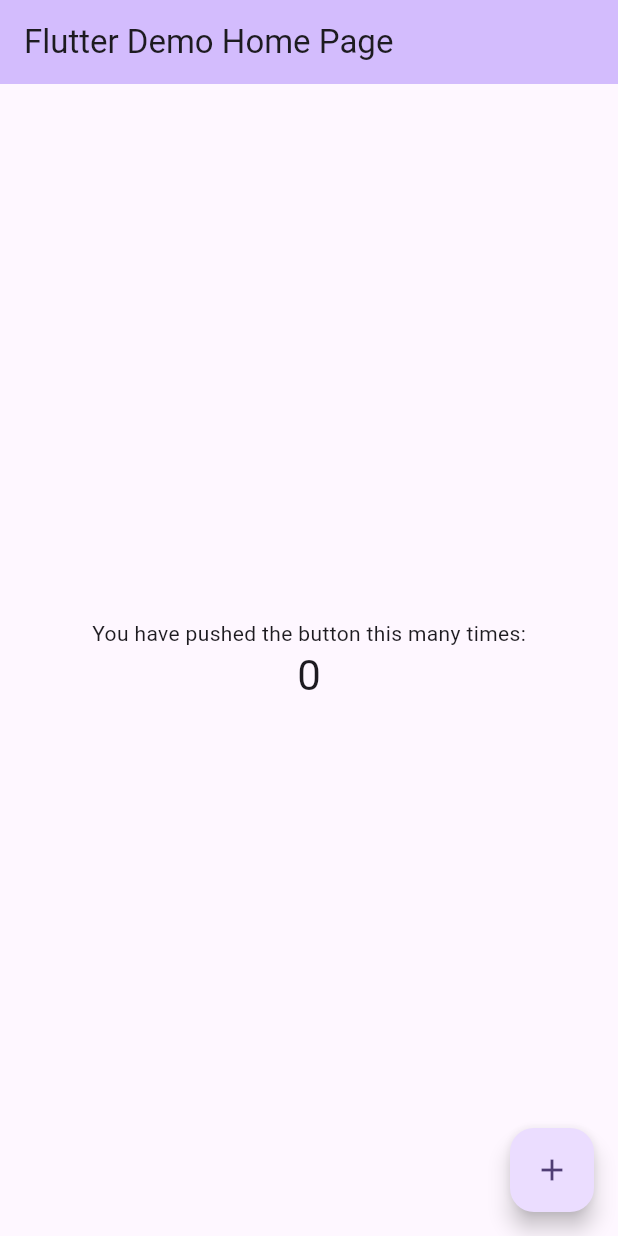
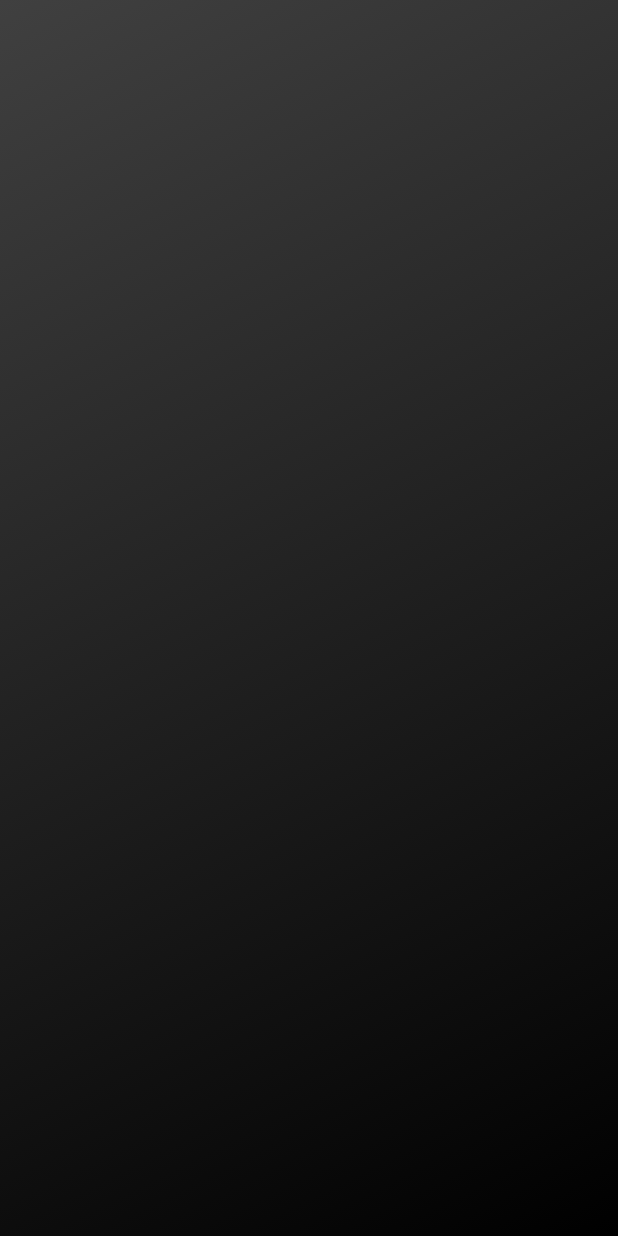
Before and after one commit to iDev-20/crypto_bear, a Flutter app: the screen it shows after launch, on a phone screen of 412 x 824 dp. Run offline on Flutter 3.47's test engine with Material 3 defaults, Android fonts, the phone set to English and light mode, and no system bars; our stand-ins replace flutter_svg.

Commit message:
added fonts

```diff
--- a/lib/components/navigation.dart
+++ b/lib/components/navigation.dart
@@ -1,3 +1,4 @@
+import 'package:crypto_bear/pages/home_screen.dart';
 import 'package:flutter/material.dart';
 
 class Navigation {
@@ -27,10 +28,10 @@ class Navigation {
         (route) => false);
   }
 
-  // static Future navigateToHomePage({required BuildContext context}) {
-  //   return Navigator.pushAndRemoveUntil(
-  //       context,
-  //       MaterialPageRoute(builder: (BuildContext context) => const HomePage()),
-  //       (route) => false);
-  // }
+  static Future navigateToHomePage({required BuildContext context}) {
+    return Navigator.pushAndRemoveUntil(
+        context,
+        MaterialPageRoute(builder: (BuildContext context) => const HomePage()),
+        (route) => false);
+  }
 }
--- a/lib/main.dart
+++ b/lib/main.dart
@@ -1,3 +1,4 @@
+import 'package:crypto_bear/pages/onboarding_screen.dart';
 import 'package:flutter/material.dart';
 
 void main() {
@@ -10,60 +11,13 @@ class MyApp extends StatelessWidget {
   @override
   Widget build(BuildContext context) {
     return MaterialApp(
-      title: 'Flutter Demo',
+      debugShowCheckedModeBanner: false,
       theme: ThemeData(
-        colorScheme: ColorScheme.fromSeed(seedColor: Colors.deepPurple),
+        fontFamily: 'Poppins',
+        colorScheme: ColorScheme.fromSeed(seedColor: Colors.black),
         useMaterial3: true,
       ),
-      home: const MyHomePage(title: 'Flutter Demo Home Page'),
+      home: const OnboardingPage(),
     );
   }
 }
-
-class MyHomePage extends StatefulWidget {
-  const MyHomePage({super.key, required this.title});
-
-  final String title;
-
-  @override
-  State<MyHomePage> createState() => _MyHomePageState();
-}
-
-class _MyHomePageState extends State<MyHomePage> {
-  int _counter = 0;
-
-  void _incrementCounter() {
-    setState(() {
-      _counter++;
-    });
-  }
-
-  @override
-  Widget build(BuildContext context) {
-    return Scaffold(
-      appBar: AppBar(
-        backgroundColor: Theme.of(context).colorScheme.inversePrimary,
-        title: Text(widget.title),
-      ),
-      body: Center(
-        child: Column(
-          mainAxisAlignment: MainAxisAlignment.center,
-          children: <Widget>[
-            const Text(
-              'You have pushed the button this many times:',
-            ),
-            Text(
-              '$_counter',
-              style: Theme.of(context).textTheme.headlineMedium,
-            ),
-          ],
-        ),
-      ),
-      floatingActionButton: FloatingActionButton(
-        onPressed: _incrementCounter,
-        tooltip: 'Increment',
-        child: const Icon(Icons.add),
-      ),
-    );
-  }
-}
--- /dev/null
+++ b/lib/pages/home_screen.dart
@@ -0,0 +1,15 @@
+import 'package:flutter/material.dart';
+
+class HomePage extends StatefulWidget {
+  const HomePage({super.key});
+
+  @override
+  State<HomePage> createState() => _HomePageState();
+}
+
+class _HomePageState extends State<HomePage> {
+  @override
+  Widget build(BuildContext context) {
+    return const Placeholder();
+  }
+}
--- /dev/null
+++ b/lib/pages/onboarding_screen.dart
@@ -0,0 +1,29 @@
+import 'package:crypto_bear/resources/app_colors.dart';
+import 'package:flutter/material.dart';
+
+class OnboardingPage extends StatefulWidget {
+  const OnboardingPage({super.key});
+
+  @override
+  State<OnboardingPage> createState() => _OnboardingPageState();
+}
+
+class _OnboardingPageState extends State<OnboardingPage> {
+  @override
+  Widget build(BuildContext context) {
+    return Container(
+      decoration: const BoxDecoration(
+          gradient: LinearGradient(
+              begin: Alignment.topLeft,
+              end: Alignment.bottomRight,
+              // stops: [0.4, 1],
+              colors: [AppColors.paselGradient, AppColors.black])),
+      child: const Scaffold(
+        backgroundColor: Colors.transparent,
+        body: Column(
+          children: [],
+        ),
+      ),
+    );
+  }
+}
--- a/lib/resources/app_colors.dart
+++ b/lib/resources/app_colors.dart
@@ -7,7 +7,7 @@ class AppColors {
 
 //PRIMARY COLORS
   static const Color white = Color(0xFFFEFEFE);
-  static const Color gradirntBlack = Color(0xFF302F2F);
+  static const Color gradientBlack = Color(0xFF302F2F);
   static const Color black = Color(0xFF000000);
   static const Color paselGradient = Color(0xFF404040);
 
```
Also changed, not shown: pubspec.yaml (+17 -14 lines), assets/fonts/Poppins-Bold.ttf (added), assets/fonts/Poppins-Medium.ttf (added), assets/fonts/Poppins-Regular.ttf (added), assets/fonts/Poppins-SemiBold.ttf (added), assets/fonts/Poppins-Thin.ttf (added).
